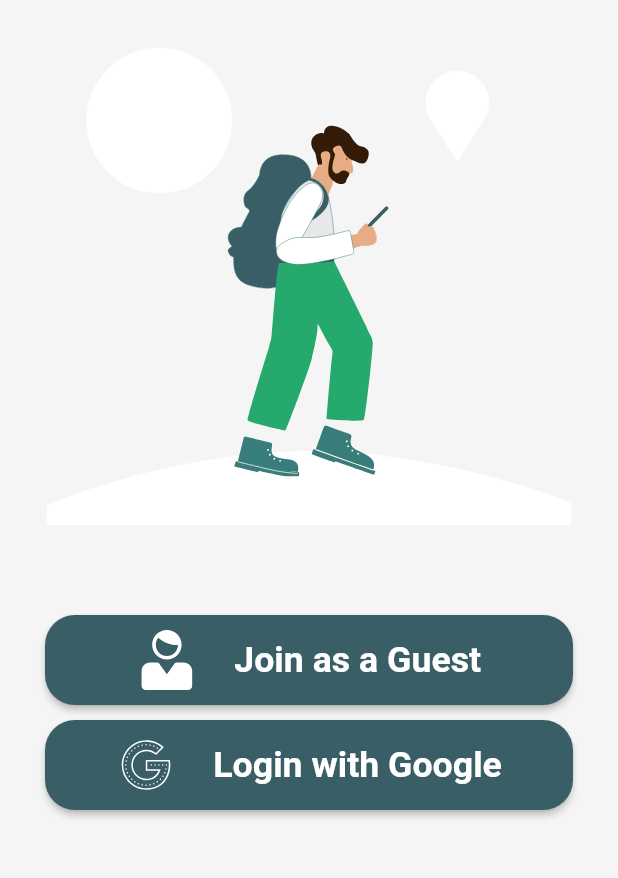
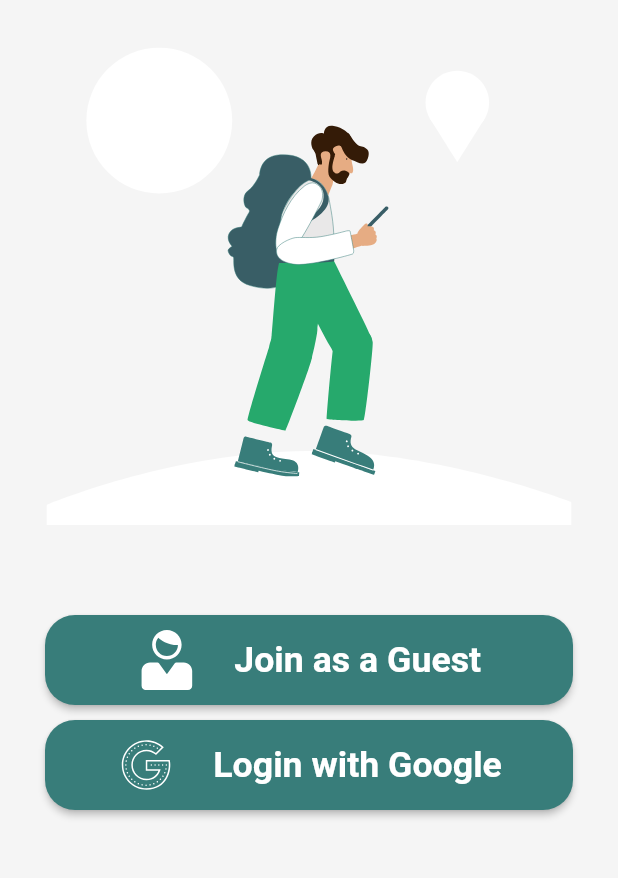
Before and after one commit to HadiAlMarzooq/travelairport, a Flutter app: the screen it shows after launch, on a phone screen of 412 x 824 dp, the part 228-1106 px from its top. Run offline on Flutter 3.47's test engine with Material 2 defaults, Android fonts, the phone set to English and light mode, and no system bars; our stand-ins replace flutter_svg, hexcolor, lottie, percent_indicator.

Commit message:
more ui fixes

```diff
--- a/lib/main.dart
+++ b/lib/main.dart
@@ -69,7 +69,7 @@ class _MyHomePageState extends State<MyHomePage> {
                             Container(
                               child: ElevatedButton(
                                 style: ElevatedButton.styleFrom(
-                                    primary: HexColor("395E66"),
+                                    primary: HexColor("387D7A"),
                                     padding: const EdgeInsets.symmetric(
                                         horizontal: 56.3, vertical: 10),
                                     shape: RoundedRectangleBorder(
@@ -110,7 +110,7 @@ class _MyHomePageState extends State<MyHomePage> {
                             Container(
                               child: ElevatedButton(
                                 style: ElevatedButton.styleFrom(
-                                    primary: HexColor("395E66"),
+                                    primary: HexColor("387D7A"),
                                     padding: const EdgeInsets.symmetric(
                                         horizontal: 40, vertical: 10),
                                     shape: RoundedRectangleBorder(
--- a/lib/widgets/loggedin.dart
+++ b/lib/widgets/loggedin.dart
@@ -47,7 +47,7 @@ class _loggedinState extends State<loggedin> {
             ),
           ],
           currentIndex: _selectedIndex,
-          selectedItemColor: HexColor('1B4965'),
+          selectedItemColor: HexColor('387D7A'),
           onTap: _onItemTapped,
         ),
 
```
Also changed, not shown: lib/widgets/help.dart (+8 -9 lines).
